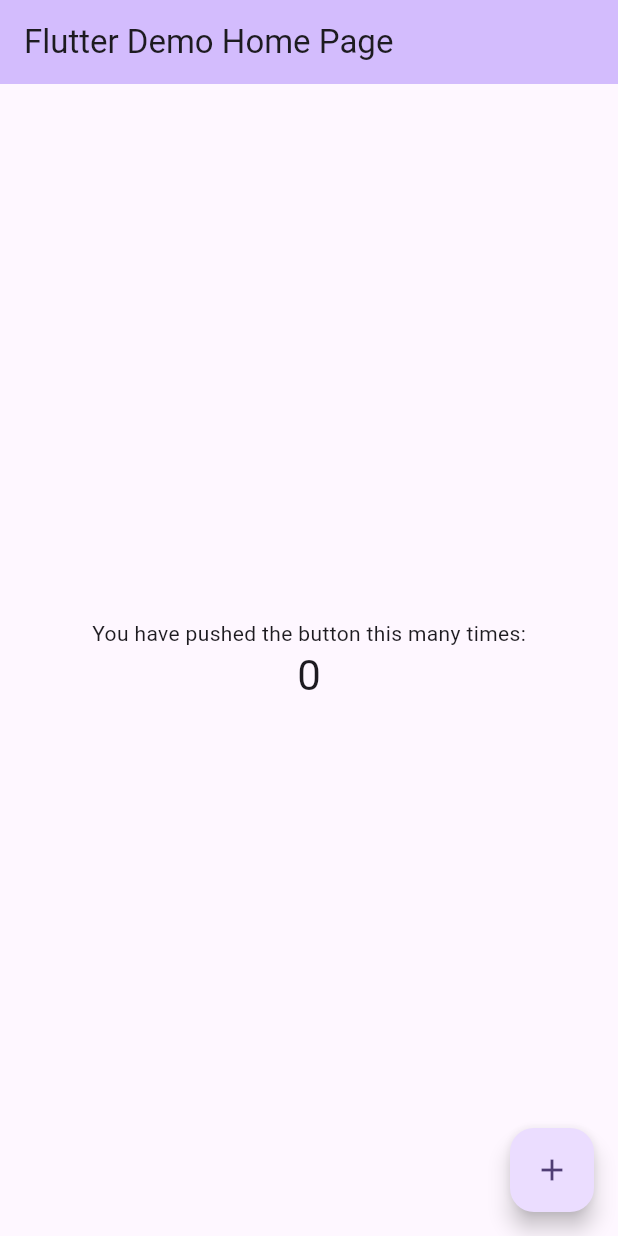
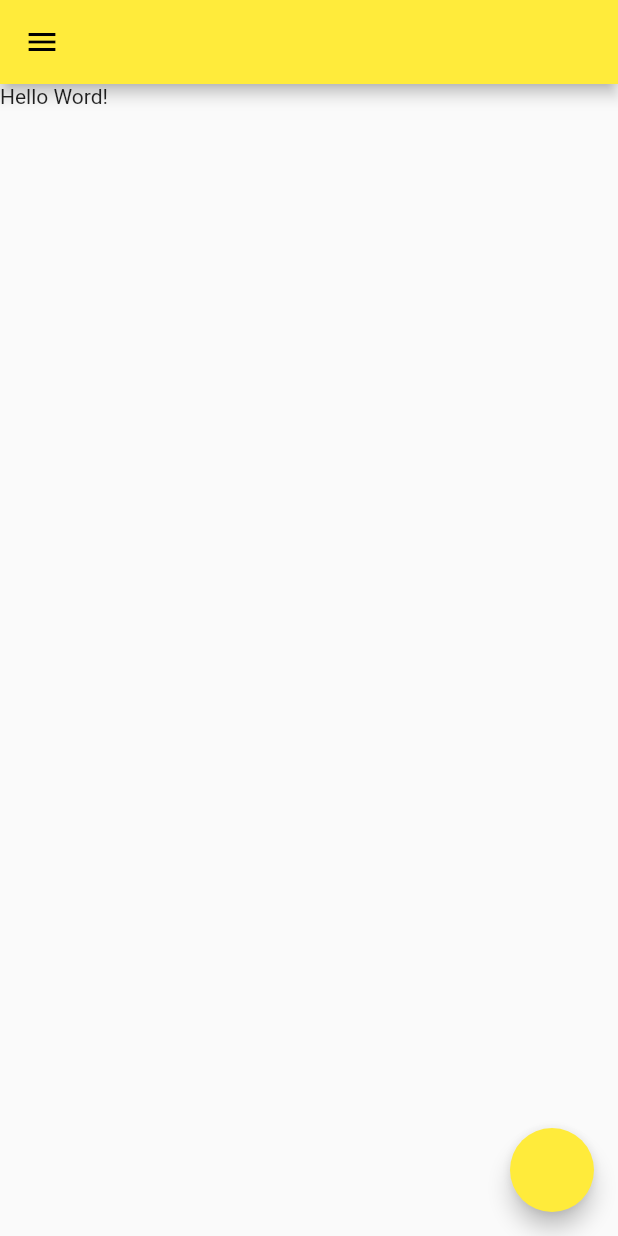
Before and after one commit to christianspnt/chat_app, a Flutter app: the screen it shows after launch, on a phone screen of 412 x 824 dp. Run offline on Flutter 3.47's test engine with Material 2 defaults, Android fonts, the phone set to English and light mode, and no system bars.

Commit message:
Flutter building blocks to know about

```diff
--- a/lib/main.dart
+++ b/lib/main.dart
@@ -1,125 +1,35 @@
 import 'package:flutter/material.dart';
 
 void main() {
-  runApp(const MyApp());
+  runApp(ChatApp());
 }
 
-class MyApp extends StatelessWidget {
-  const MyApp({super.key});
-
-  // This widget is the root of your application.
+class ChatApp extends StatelessWidget{
   @override
   Widget build(BuildContext context) {
+    // TODO: implement build
     return MaterialApp(
-      title: 'Flutter Demo',
-      theme: ThemeData(
-        // This is the theme of your application.
-        //
-        // TRY THIS: Try running your application with "flutter run". You'll see
-        // the application has a blue toolbar. Then, without quitting the app,
-        // try changing the seedColor in the colorScheme below to Colors.green
-        // and then invoke "hot reload" (save your changes or press the "hot
-        // reload" button in a Flutter-supported IDE, or press "r" if you used
-        // the command line to start the app).
-        //
-        // Notice that the counter didn't reset back to zero; the application
-        // state is not lost during the reload. To reset the state, use hot
-        // restart instead.
-        //
-        // This works for code too, not just values: Most code changes can be
-        // tested with just a hot reload.
-        colorScheme: ColorScheme.fromSeed(seedColor: Colors.deepPurple),
-        useMaterial3: true,
-      ),
-      home: const MyHomePage(title: 'Flutter Demo Home Page'),
-    );
+      title: "Flutter Chat App!",
+      theme: ThemeData(primarySwatch: Colors.yellow),
+      home: LoginPage()
+      );
   }
 }
 
-class MyHomePage extends StatefulWidget {
-  const MyHomePage({super.key, required this.title});
-
-  // This widget is the home page of your application. It is stateful, meaning
-  // that it has a State object (defined below) that contains fields that affect
-  // how it looks.
-
-  // This class is the configuration for the state. It holds the values (in this
-  // case the title) provided by the parent (in this case the App widget) and
-  // used by the build method of the State. Fields in a Widget subclass are
-  // always marked "final".
-
-  final String title;
-
-  @override
-  State<MyHomePage> createState() => _MyHomePageState();
-}
-
-class _MyHomePageState extends State<MyHomePage> {
-  int _counter = 0;
-
-  void _incrementCounter() {
-    setState(() {
-      // This call to setState tells the Flutter framework that something has
-      // changed in this State, which causes it to rerun the build method below
-      // so that the display can reflect the updated values. If we changed
-      // _counter without calling setState(), then the build method would not be
-      // called again, and so nothing would appear to happen.
-      _counter++;
-    });
-  }
+class LoginPage extends StatelessWidget {
+  const LoginPage({Key? key}) : super(key: key);
 
   @override
   Widget build(BuildContext context) {
-    // This method is rerun every time setState is called, for instance as done
-    // by the _incrementCounter method above.
-    //
-    // The Flutter framework has been optimized to make rerunning build methods
-    // fast, so that you can just rebuild anything that needs updating rather
-    // than having to individually change instances of widgets.
     return Scaffold(
-      appBar: AppBar(
-        // TRY THIS: Try changing the color here to a specific color (to
-        // Colors.amber, perhaps?) and trigger a hot reload to see the AppBar
-        // change color while the other colors stay the same.
-        backgroundColor: Theme.of(context).colorScheme.inversePrimary,
-        // Here we take the value from the MyHomePage object that was created by
-        // the App.build method, and use it to set our appbar title.
-        title: Text(widget.title),
-      ),
-      body: Center(
-        // Center is a layout widget. It takes a single child and positions it
-        // in the middle of the parent.
-        child: Column(
-          // Column is also a layout widget. It takes a list of children and
-          // arranges them vertically. By default, it sizes itself to fit its
-          // children horizontally, and tries to be as tall as its parent.
-          //
-          // Column has various properties to control how it sizes itself and
-          // how it positions its children. Here we use mainAxisAlignment to
-          // center the children vertically; the main axis here is the vertical
-          // axis because Columns are vertical (the cross axis would be
-          // horizontal).
-          //
-          // TRY THIS: Invoke "debug painting" (choose the "Toggle Debug Paint"
-          // action in the IDE, or press "p" in the console), to see the
-          // wireframe for each widget.
-          mainAxisAlignment: MainAxisAlignment.center,
-          children: <Widget>[
-            const Text(
-              'You have pushed the button this many times:',
-            ),
-            Text(
-              '$_counter',
-              style: Theme.of(context).textTheme.headlineMedium,
-            ),
-          ],
-        ),
-      ),
+      appBar: AppBar(),
+      drawer: Drawer(),
       floatingActionButton: FloatingActionButton(
-        onPressed: _incrementCounter,
-        tooltip: 'Increment',
-        child: const Icon(Icons.add),
-      ), // This trailing comma makes auto-formatting nicer for build methods.
-    );
+        onPressed: () {
+          print('Button clicked');
+          },
+          ),
+      body: Text('Hello Word!'),
+      );
   }
 }
```
Also changed, not shown: 1 other file.
